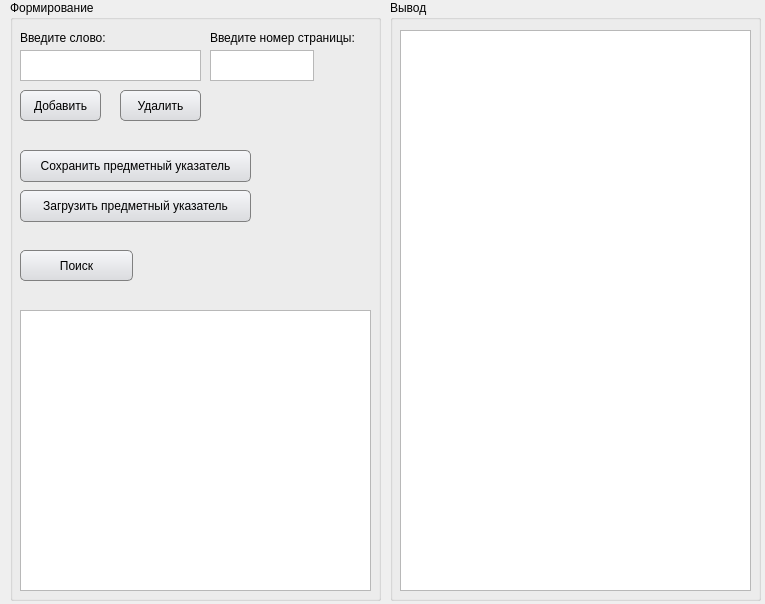
First picture: the form in untitled.ui, repository cleerax/CrewsWork, before the edit.
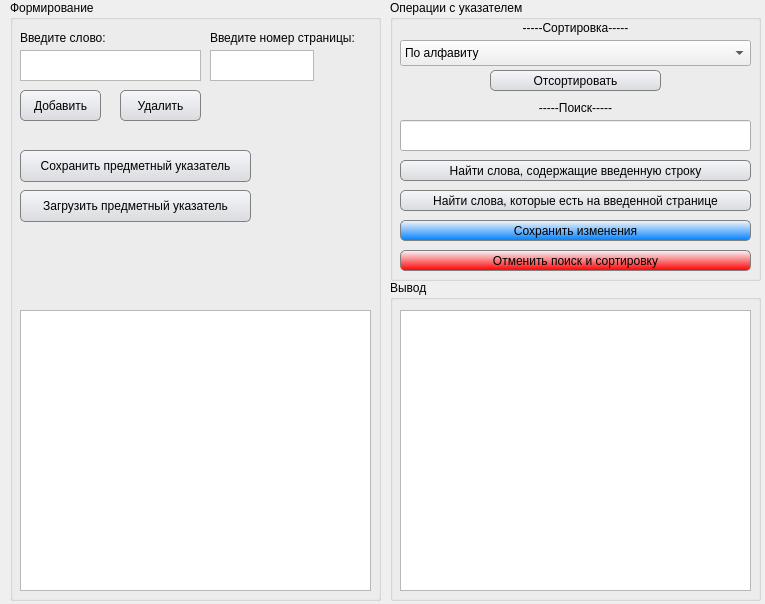
Second picture: the form after the edit.

Diff of the .ui file:
```diff
--- a/untitled.ui
+++ b/untitled.ui
@@ -141,27 +141,14 @@
       <string>Загрузить предметный указатель</string>
      </property>
     </widget>
-    <widget class="QPushButton" name="pushButton_5">
-     <property name="geometry">
-      <rect>
-       <x>10</x>
-       <y>250</y>
-       <width>113</width>
-       <height>31</height>
-      </rect>
-     </property>
-     <property name="text">
-      <string>Поиск</string>
-     </property>
-    </widget>
    </widget>
    <widget class="QGroupBox" name="groupBox_2">
     <property name="geometry">
      <rect>
       <x>390</x>
-      <y>0</y>
+      <y>280</y>
       <width>371</width>
-      <height>601</height>
+      <height>321</height>
      </rect>
     </property>
     <property name="title">
@@ -173,11 +160,158 @@
        <x>10</x>
        <y>30</y>
        <width>351</width>
-       <height>561</height>
+       <height>281</height>
       </rect>
      </property>
     </widget>
    </widget>
+   <widget class="QGroupBox" name="groupBox_3">
+    <property name="geometry">
+     <rect>
+      <x>390</x>
+      <y>0</y>
+      <width>371</width>
+      <height>281</height>
+     </rect>
+    </property>
+    <property name="title">
+     <string>Операции с указателем</string>
+    </property>
+    <widget class="QLabel" name="label_3">
+     <property name="geometry">
+      <rect>
+       <x>10</x>
+       <y>20</y>
+       <width>351</width>
+       <height>16</height>
+      </rect>
+     </property>
+     <property name="text">
+      <string>-----Сортировка-----</string>
+     </property>
+     <property name="alignment">
+      <set>Qt::AlignCenter</set>
+     </property>
+    </widget>
+    <widget class="QPushButton" name="pushButton_5">
+     <property name="geometry">
+      <rect>
+       <x>100</x>
+       <y>70</y>
+       <width>171</width>
+       <height>21</height>
+      </rect>
+     </property>
+     <property name="text">
+      <string>Отсортировать</string>
+     </property>
+    </widget>
+    <widget class="QComboBox" name="comboBox">
+     <property name="geometry">
+      <rect>
+       <x>10</x>
+       <y>40</y>
+       <width>351</width>
+       <height>26</height>
+      </rect>
+     </property>
+     <item>
+      <property name="text">
+       <string>По алфавиту</string>
+      </property>
+     </item>
+     <item>
+      <property name="text">
+       <string>По алфавиту в обратном порядке</string>
+      </property>
+     </item>
+    </widget>
+    <widget class="QLabel" name="label_4">
+     <property name="geometry">
+      <rect>
+       <x>10</x>
+       <y>100</y>
+       <width>351</width>
+       <height>16</height>
+      </rect>
+     </property>
+     <property name="text">
+      <string>-----Поиск-----</string>
+     </property>
+     <property name="alignment">
+      <set>Qt::AlignCenter</set>
+     </property>
+    </widget>
+    <widget class="QLineEdit" name="lineEdit_3">
+     <property name="geometry">
+      <rect>
+       <x>10</x>
+       <y>120</y>
+       <width>351</width>
+       <height>31</height>
+      </rect>
+     </property>
+    </widget>
+    <widget class="QPushButton" name="pushButton_6">
+     <property name="geometry">
+      <rect>
+       <x>10</x>
+       <y>160</y>
+       <width>351</width>
+       <height>21</height>
+      </rect>
+     </property>
+     <property name="text">
+      <string>Найти слова, содержащие введенную строку</string>
+     </property>
+    </widget>
+    <widget class="QPushButton" name="pushButton_7">
+     <property name="geometry">
+      <rect>
+       <x>10</x>
+       <y>190</y>
+       <width>351</width>
+       <height>21</height>
+      </rect>
+     </property>
+     <property name="text">
+      <string>Найти слова, которые есть на введенной странице</string>
+     </property>
+    </widget>
+    <widget class="QPushButton" name="pushButton_8">
+     <property name="geometry">
+      <rect>
+       <x>10</x>
+       <y>250</y>
+       <width>351</width>
+       <height>21</height>
+      </rect>
+     </property>
+     <property name="styleSheet">
+      <string notr="true">QPushButton {border: 1px solid grey; border-radius: 5px; background-color: qlineargradient(x1: 0, y1: 0, x2: 0, y2: 1, stop: 0 #f6f7fa, stop: 1 #ff0000)}QPushButton:pressed { background-color: qlineargradient(x1: 0, y1: 0, x2: 0, y2: 1, stop: 0 #ff0000, stop: 1 #E5CCFF) }</string>
+     </property>
+     <property name="text">
+      <string>Отменить поиск и сортировку</string>
+     </property>
+    </widget>
+    <widget class="QPushButton" name="pushButton_9">
+     <property name="geometry">
+      <rect>
+       <x>10</x>
+       <y>220</y>
+       <width>351</width>
+       <height>21</height>
+      </rect>
+     </property>
+     <property name="styleSheet">
+      <string notr="true">QPushButton {border: 1px solid grey; border-radius: 5px; background-color: qlineargradient(x1: 0, y1: 0, x2: 0, y2: 1, stop: 0 #f6f7fa, stop: 1 #0080ff)}
+QPushButton:pressed { background-color: qlineargradient(x1: 0, y1: 0, x2: 0, y2: 1, stop: 0 #0080ff, stop: 1 #E5CCFF) }</string>
+     </property>
+     <property name="text">
+      <string>Сохранить изменения</string>
+     </property>
+    </widget>
+   </widget>
   </widget>
  </widget>
  <resources/>
```
